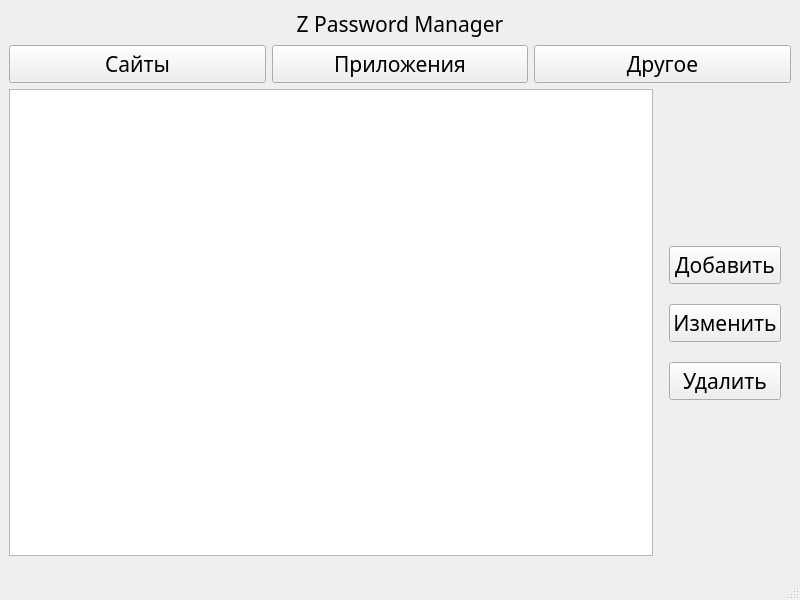
Above: password-manager/ui/main.ui from anastasiabrigistt/ciakod-project before the change. Below: the same form after it.
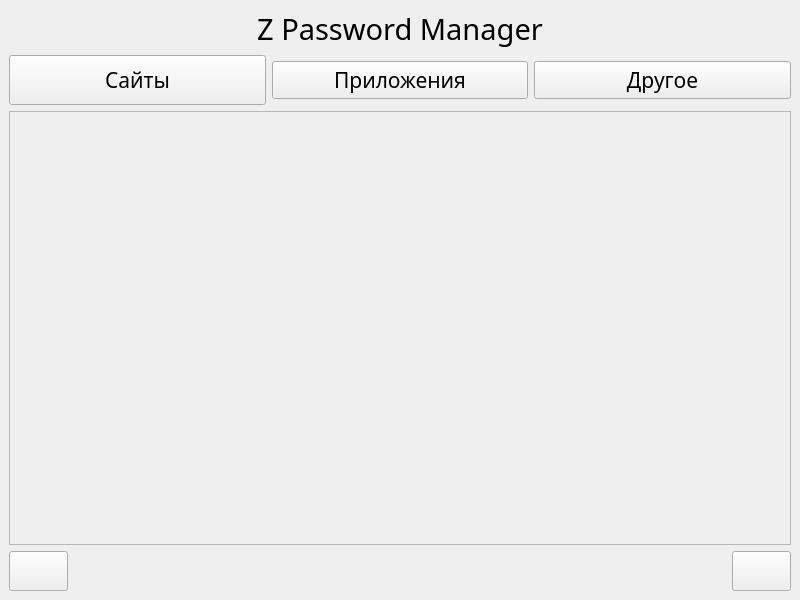
That is the form after the change. Icons and pictures are not drawn.

What changed in the file:
```diff
--- a/password-manager/ui/main.ui
+++ b/password-manager/ui/main.ui
@@ -10,6 +10,18 @@
     <height>600</height>
    </rect>
   </property>
+  <property name="minimumSize">
+   <size>
+    <width>800</width>
+    <height>600</height>
+   </size>
+  </property>
+  <property name="maximumSize">
+   <size>
+    <width>800</width>
+    <height>600</height>
+   </size>
+  </property>
   <property name="font">
    <font>
     <family>Microsoft YaHei UI Light</family>
@@ -23,6 +35,12 @@
    <layout class="QVBoxLayout" name="verticalLayout">
     <item>
      <widget class="QLabel" name="label">
+      <property name="font">
+       <font>
+        <family>Microsoft YaHei UI Light</family>
+        <pointsize>22</pointsize>
+       </font>
+      </property>
       <property name="text">
        <string>Z Password Manager</string>
       </property>
@@ -35,6 +53,18 @@
      <layout class="QHBoxLayout" name="horizontalLayout">
       <item>
        <widget class="QPushButton" name="webButton">
+        <property name="minimumSize">
+         <size>
+          <width>0</width>
+          <height>50</height>
+         </size>
+        </property>
+        <property name="whatsThis">
+         <string/>
+        </property>
+        <property name="layoutDirection">
+         <enum>Qt::LayoutDirection::LeftToRight</enum>
+        </property>
         <property name="text">
          <string>Сайты</string>
         </property>
@@ -59,83 +89,105 @@
     <item>
      <layout class="QHBoxLayout" name="horizontalLayout_2">
       <item>
-       <widget class="QListWidget" name="listWidget"/>
+       <widget class="QScrollArea" name="scrollArea">
+        <property name="widgetResizable">
+         <bool>true</bool>
+        </property>
+        <widget class="QWidget" name="scrollAreaWidgetContents">
+         <property name="geometry">
+          <rect>
+           <x>0</x>
+           <y>0</y>
+           <width>778</width>
+           <height>428</height>
+          </rect>
+         </property>
+         <layout class="QVBoxLayout" name="verticalLayout_3">
+          <item>
+           <layout class="QVBoxLayout" name="passBox"/>
+          </item>
+          <item>
+           <spacer name="verticalSpacer_3">
+            <property name="orientation">
+             <enum>Qt::Orientation::Vertical</enum>
+            </property>
+            <property name="sizeHint" stdset="0">
+             <size>
+              <width>20</width>
+              <height>372</height>
+             </size>
+            </property>
+           </spacer>
+          </item>
+         </layout>
+        </widget>
+       </widget>
       </item>
+     </layout>
+    </item>
+    <item>
+     <layout class="QHBoxLayout" name="horizontalLayout_4">
       <item>
-       <layout class="QVBoxLayout" name="verticalLayout_2">
-        <property name="spacing">
-         <number>20</number>
+       <widget class="QPushButton" name="addButton">
+        <property name="minimumSize">
+         <size>
+          <width>40</width>
+          <height>40</height>
+         </size>
         </property>
-        <property name="leftMargin">
-         <number>10</number>
+        <property name="maximumSize">
+         <size>
+          <width>16777215</width>
+          <height>16777215</height>
+         </size>
         </property>
-        <property name="rightMargin">
-         <number>10</number>
+        <property name="text">
+         <string/>
         </property>
-        <item>
-         <spacer name="verticalSpacer_2">
-          <property name="orientation">
-           <enum>Qt::Vertical</enum>
-          </property>
-          <property name="sizeHint" stdset="0">
-           <size>
-            <width>20</width>
-            <height>40</height>
-           </size>
-          </property>
-         </spacer>
-        </item>
-        <item>
-         <widget class="QPushButton" name="addButton">
-          <property name="text">
-           <string>Добавить</string>
-          </property>
-         </widget>
-        </item>
-        <item>
-         <widget class="QPushButton" name="editButton">
-          <property name="text">
-           <string>Изменить</string>
-          </property>
-         </widget>
-        </item>
-        <item>
-         <widget class="QPushButton" name="delButton">
-          <property name="text">
-           <string>Удалить</string>
-          </property>
-         </widget>
-        </item>
-        <item>
-         <spacer name="verticalSpacer">
-          <property name="orientation">
-           <enum>Qt::Vertical</enum>
-          </property>
-          <property name="sizeHint" stdset="0">
-           <size>
-            <width>20</width>
-            <height>40</height>
-           </size>
-          </property>
-         </spacer>
-        </item>
-       </layout>
+        <property name="icon">
+         <iconset theme="QIcon::ThemeIcon::ListAdd"/>
+        </property>
+       </widget>
+      </item>
+      <item>
+       <spacer name="horizontalSpacer">
+        <property name="orientation">
+         <enum>Qt::Orientation::Horizontal</enum>
+        </property>
+        <property name="sizeHint" stdset="0">
+         <size>
+          <width>20</width>
+          <height>40</height>
+         </size>
+        </property>
+       </spacer>
+      </item>
+      <item>
+       <widget class="QPushButton" name="settingsButton">
+        <property name="minimumSize">
+         <size>
+          <width>40</width>
+          <height>40</height>
+         </size>
+        </property>
+        <property name="maximumSize">
+         <size>
+          <width>16777215</width>
+          <height>16777215</height>
+         </size>
+        </property>
+        <property name="text">
+         <string/>
+        </property>
+        <property name="icon">
+         <iconset theme="QIcon::ThemeIcon::DocumentProperties"/>
+        </property>
+       </widget>
       </item>
      </layout>
     </item>
    </layout>
   </widget>
-  <widget class="QMenuBar" name="menubar">
-   <property name="geometry">
-    <rect>
-     <x>0</x>
-     <y>0</y>
-     <width>800</width>
-     <height>34</height>
-    </rect>
-   </property>
-  </widget>
-  <widget class="QStatusBar" name="statusbar"/>
  </widget>
  <resources/>
  <connections/>
```
Left out of the diff: 2 changed lines with no effect on the pictures.
